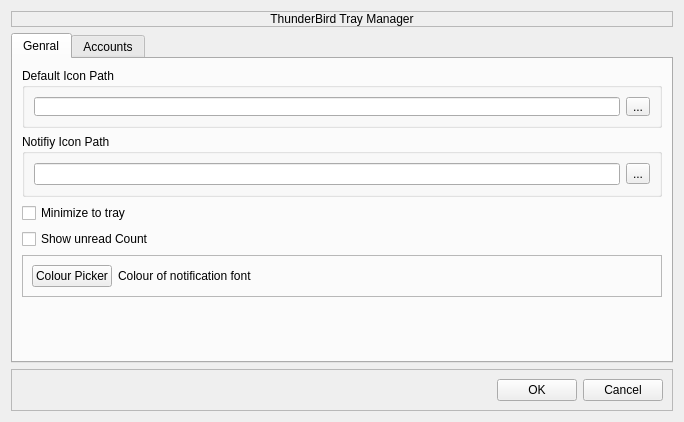
JackDinn/tbtray, file tbtrayui.ui: the form before one commit.
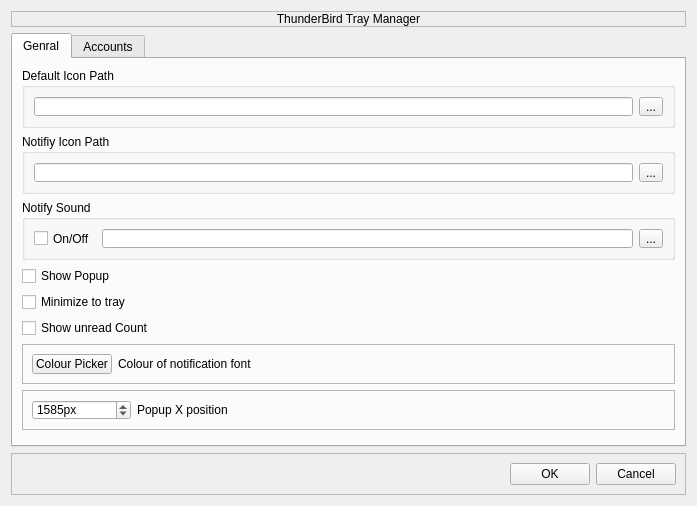
The form after the commit. Icons and pictures are not drawn.

```diff
--- a/tbtrayui.ui
+++ b/tbtrayui.ui
@@ -6,8 +6,8 @@
    <rect>
     <x>0</x>
     <y>0</y>
-    <width>684</width>
-    <height>422</height>
+    <width>697</width>
+    <height>506</height>
    </rect>
   </property>
   <property name="windowTitle">
@@ -55,7 +55,7 @@
          <property name="minimumSize">
           <size>
            <width>0</width>
-           <height>50</height>
+           <height>60</height>
           </size>
          </property>
          <property name="maximumSize">
@@ -89,6 +89,12 @@
            <height>60</height>
           </size>
          </property>
+         <property name="maximumSize">
+          <size>
+           <width>16777215</width>
+           <height>60</height>
+          </size>
+         </property>
          <property name="title">
           <string>Notifiy Icon Path</string>
          </property>
@@ -106,6 +112,51 @@
          </layout>
         </widget>
        </item>
+       <item>
+        <widget class="QGroupBox" name="groupBox_4">
+         <property name="minimumSize">
+          <size>
+           <width>0</width>
+           <height>60</height>
+          </size>
+         </property>
+         <property name="maximumSize">
+          <size>
+           <width>16777215</width>
+           <height>60</height>
+          </size>
+         </property>
+         <property name="title">
+          <string>Notify Sound</string>
+         </property>
+         <layout class="QHBoxLayout" name="horizontalLayout_8">
+          <item>
+           <widget class="QCheckBox" name="checkBox_notifysound">
+            <property name="text">
+             <string>On/Off</string>
+            </property>
+           </widget>
+          </item>
+          <item>
+           <widget class="QLineEdit" name="lineEdit_notifysound"/>
+          </item>
+          <item>
+           <widget class="QToolButton" name="toolButton_notifysound">
+            <property name="text">
+             <string>...</string>
+            </property>
+           </widget>
+          </item>
+         </layout>
+        </widget>
+       </item>
+       <item>
+        <widget class="QCheckBox" name="checkBox_popup">
+         <property name="text">
+          <string>Show Popup</string>
+         </property>
+        </widget>
+       </item>
        <item>
         <widget class="QCheckBox" name="checkbox_minimizetotray">
          <property name="text">
@@ -122,6 +173,12 @@
        </item>
        <item>
         <widget class="QFrame" name="frame_3">
+         <property name="maximumSize">
+          <size>
+           <width>16777215</width>
+           <height>40</height>
+          </size>
+         </property>
          <property name="frameShape">
           <enum>QFrame::StyledPanel</enum>
          </property>
@@ -160,7 +217,64 @@
         </widget>
        </item>
        <item>
-        <spacer name="verticalSpacer_2">
+        <widget class="QFrame" name="frame_4">
+         <property name="maximumSize">
+          <size>
+           <width>16777215</width>
+           <height>40</height>
+          </size>
+         </property>
+         <property name="frameShape">
+          <enum>QFrame::StyledPanel</enum>
+         </property>
+         <property name="frameShadow">
+          <enum>QFrame::Raised</enum>
+         </property>
+         <layout class="QHBoxLayout" name="horizontalLayout_7">
+          <item>
+           <widget class="QSpinBox" name="spinBox_xpos">
+            <property name="minimumSize">
+             <size>
+              <width>99</width>
+              <height>0</height>
+             </size>
+            </property>
+            <property name="suffix">
+             <string>px</string>
+            </property>
+            <property name="maximum">
+             <number>10000</number>
+            </property>
+            <property name="value">
+             <number>1585</number>
+            </property>
+           </widget>
+          </item>
+          <item>
+           <widget class="QLabel" name="label_3">
+            <property name="text">
+             <string>Popup X position</string>
+            </property>
+           </widget>
+          </item>
+          <item>
+           <spacer name="horizontalSpacer_4">
+            <property name="orientation">
+             <enum>Qt::Horizontal</enum>
+            </property>
+            <property name="sizeHint" stdset="0">
+             <size>
+              <width>40</width>
+              <height>20</height>
+             </size>
+            </property>
+           </spacer>
+          </item>
+         </layout>
+        </widget>
+       </item>
+       <item>
+        <spacer name="verticalSpacer">
          <property name="orientation">
           <enum>Qt::Vertical</enum>
          </property>
```
